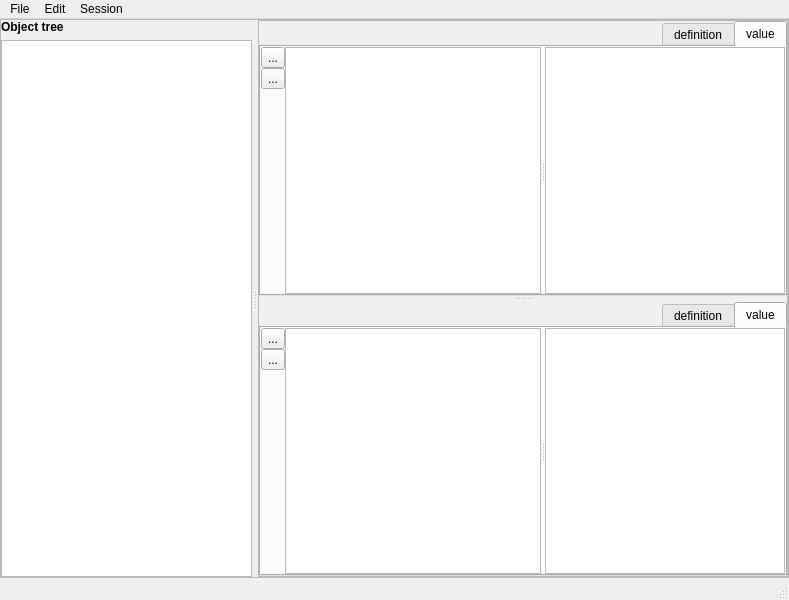
This is spinetoolbox/ui/tree_view_form.ui in spine-tools/Spine-Toolbox as Qt 5 draws it before an edit. The edited form follows.
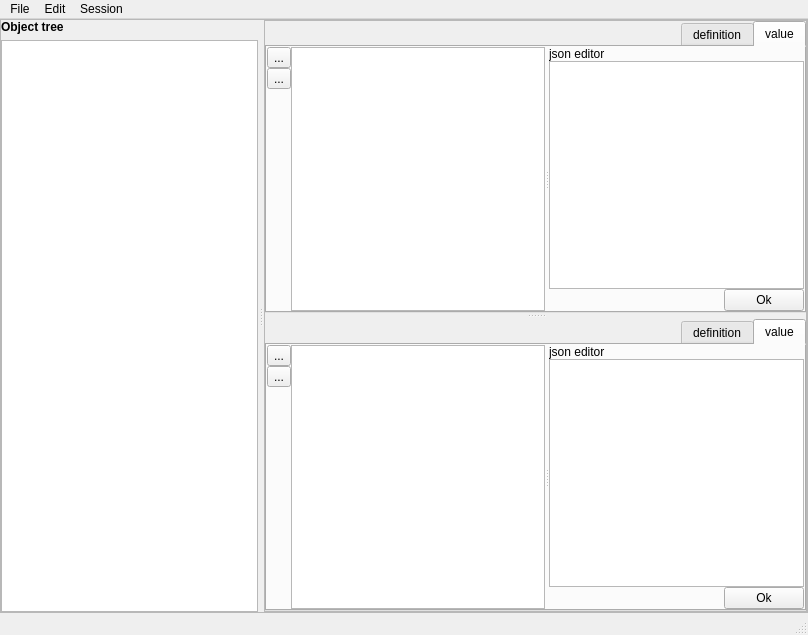
This is the edited form. Icons and pictures are not drawn. Custom widgets are drawn as their Qt base class.

Commit message: Issue #223 updated: change tree view to edit json in a text browser, for more flexibility. Now we can enter json in our custom format.

```diff
--- a/spinetoolbox/ui/tree_view_form.ui
+++ b/spinetoolbox/ui/tree_view_form.ui
@@ -18,8 +18,8 @@
    <rect>
     <x>0</x>
     <y>0</y>
-    <width>789</width>
-    <height>600</height>
+    <width>808</width>
+    <height>635</height>
    </rect>
   </property>
   <property name="windowTitle">
@@ -293,22 +293,68 @@
                  </item>
                 </layout>
                </widget>
-               <widget class="AutoFilterCopyPasteTableView" name="tableView_object_parameter_json">
-                <property name="sizePolicy">
-                 <sizepolicy hsizetype="Expanding" vsizetype="Expanding">
-                  <horstretch>1</horstretch>
-                  <verstretch>0</verstretch>
-                 </sizepolicy>
-                </property>
-                <property name="layoutDirection">
-                 <enum>Qt::LeftToRight</enum>
-                </property>
-                <attribute name="horizontalHeaderStretchLastSection">
-                 <bool>false</bool>
-                </attribute>
-                <attribute name="verticalHeaderVisible">
-                 <bool>true</bool>
-                </attribute>
+               <widget class="QWidget" name="verticalLayoutWidget">
+                <layout class="QVBoxLayout" name="verticalLayout_11">
+                 <property name="spacing">
+                  <number>0</number>
+                 </property>
+                 <item>
+                  <widget class="QLabel" name="label">
+                   <property name="sizePolicy">
+                    <sizepolicy hsizetype="Preferred" vsizetype="Preferred">
+                     <horstretch>1</horstretch>
+                     <verstretch>0</verstretch>
+                    </sizepolicy>
+                   </property>
+                   <property name="text">
+                    <string>json editor</string>
+                   </property>
+                  </widget>
+                 </item>
+                 <item>
+                  <widget class="QTextEdit" name="textEdit_object_parameter_json">
+                   <property name="sizePolicy">
+                    <sizepolicy hsizetype="Expanding" vsizetype="Expanding">
+                     <horstretch>1</horstretch>
+                     <verstretch>0</verstretch>
+                    </sizepolicy>
+                   </property>
+                  </widget>
+                 </item>
+                 <item>
+                  <layout class="QHBoxLayout" name="horizontalLayout_7">
+                   <property name="spacing">
+                    <number>0</number>
+                   </property>
+                   <item>
+                    <spacer name="horizontalSpacer">
+                     <property name="orientation">
+                      <enum>Qt::Horizontal</enum>
+                     </property>
+                     <property name="sizeHint" stdset="0">
+                      <size>
+                       <width>40</width>
+                       <height>20</height>
+                      </size>
+                     </property>
+                    </spacer>
+                   </item>
+                   <item>
+                    <widget class="QPushButton" name="pushButton_object_parameter_json">
+                     <property name="maximumSize">
+                      <size>
+                       <width>16777215</width>
+                       <height>24</height>
+                      </size>
+                     </property>
+                     <property name="text">
+                      <string>Ok</string>
+                     </property>
+                    </widget>
+                   </item>
+                  </layout>
+                 </item>
+                </layout>
                </widget>
               </widget>
              </item>
@@ -558,16 +604,68 @@
                  </item>
                 </layout>
                </widget>
-               <widget class="AutoFilterCopyPasteTableView" name="tableView_relationship_parameter_json">
-                <property name="sizePolicy">
-                 <sizepolicy hsizetype="Expanding" vsizetype="Expanding">
-                  <horstretch>1</horstretch>
-                  <verstretch>0</verstretch>
-                 </sizepolicy>
-                </property>
-                <attribute name="horizontalHeaderStretchLastSection">
-                 <bool>false</bool>
-                </attribute>
+               <widget class="QWidget" name="verticalLayoutWidget_2">
+                <layout class="QVBoxLayout" name="verticalLayout_12">
+                 <property name="spacing">
+                  <number>0</number>
+                 </property>
+                 <item>
+                  <widget class="QLabel" name="label_2">
+                   <property name="sizePolicy">
+                    <sizepolicy hsizetype="Preferred" vsizetype="Preferred">
+                     <horstretch>1</horstretch>
+                     <verstretch>0</verstretch>
+                    </sizepolicy>
+                   </property>
+                   <property name="text">
+                    <string>json editor</string>
+                   </property>
+                  </widget>
+                 </item>
+                 <item>
+                  <widget class="QTextEdit" name="textEdit_relationship_parameter_json">
+                   <property name="sizePolicy">
+                    <sizepolicy hsizetype="Expanding" vsizetype="Expanding">
+                     <horstretch>1</horstretch>
+                     <verstretch>0</verstretch>
+                    </sizepolicy>
+                   </property>
+                  </widget>
+                 </item>
+                 <item>
+                  <layout class="QHBoxLayout" name="horizontalLayout_8">
+                   <property name="spacing">
+                    <number>0</number>
+                   </property>
+                   <item>
+                    <spacer name="horizontalSpacer_2">
+                     <property name="orientation">
+                      <enum>Qt::Horizontal</enum>
+                     </property>
+                     <property name="sizeHint" stdset="0">
+                      <size>
+                       <width>40</width>
+                       <height>20</height>
+                      </size>
+                     </property>
+                    </spacer>
+                   </item>
+                   <item>
+                    <widget class="QPushButton" name="pushButton_relationship_parameter_json">
+                     <property name="maximumSize">
+                      <size>
+                       <width>16777215</width>
+                       <height>24</height>
+                      </size>
+                     </property>
+                     <property name="text">
+                      <string>Ok</string>
+                     </property>
+                    </widget>
+                   </item>
+                  </layout>
+                 </item>
+                </layout>
                </widget>
               </widget>
              </item>
@@ -687,7 +785,7 @@
     <rect>
      <x>0</x>
      <y>0</y>
-     <width>789</width>
+     <width>808</width>
      <height>28</height>
     </rect>
    </property>
```
Left out of the diff: 4 changed lines with no effect on the pictures. The commit also changes 3 other files.
